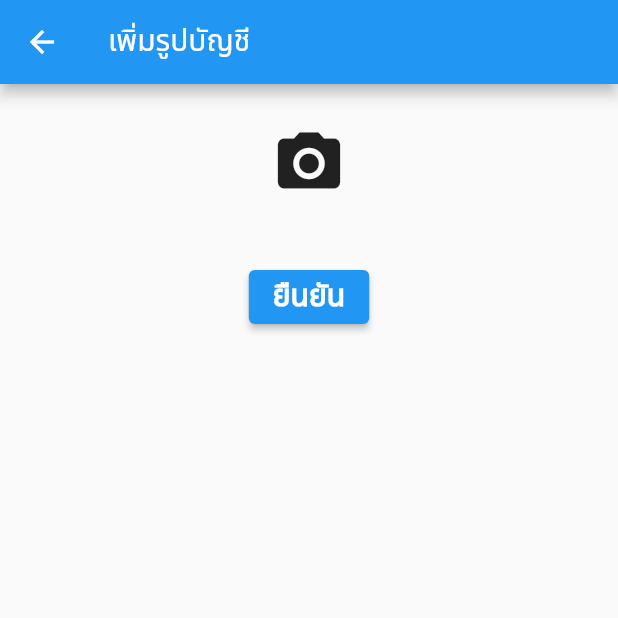
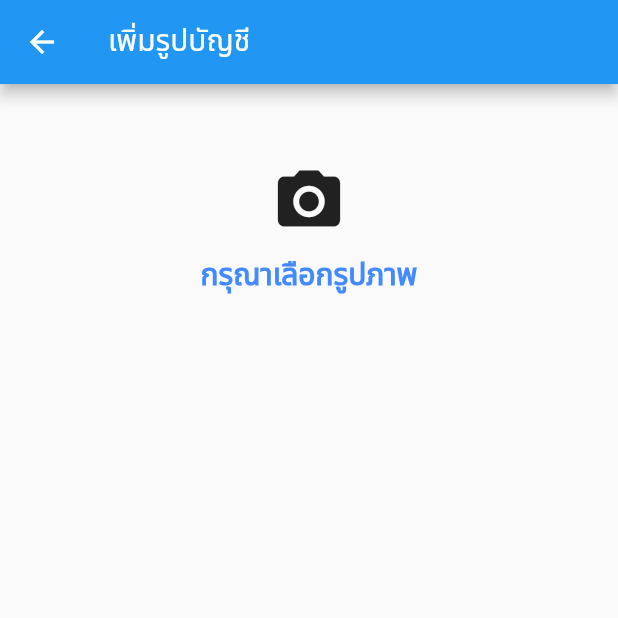
Before and after one commit to ponganan/GarlicPrice, a Flutter app: the screen it shows once a user with an empty profile is signed in, item 4 of the bottom bar chosen, after a tap on the "camera alt" icon, on a phone screen of 412 x 824 dp, the top half of it. Run offline on Flutter 3.47's test engine with Material 2 defaults, Android fonts, the phone set to English and light mode, and no system bars; our stand-ins replace cloud_firestore, email_validator, file_picker, firebase_auth, firebase_core, firebase_storage; accounts and stored records are empty.

Commit message:
add Profile Picture 14/9/22

```diff
--- a/lib/model/user_list.dart
+++ b/lib/model/user_list.dart
@@ -2,7 +2,7 @@ class UserList {
   String id;
   final String userPic;
   final String name;
-  final int tel;
+  final String tel;
   final String city;
 
   UserList({
--- a/lib/upload_profile_picture.dart
+++ b/lib/upload_profile_picture.dart
@@ -1,6 +1,8 @@
 import 'dart:io';
 
+import 'package:cloud_firestore/cloud_firestore.dart';
 import 'package:file_picker/file_picker.dart';
+import 'package:firebase_auth/firebase_auth.dart';
 import 'package:firebase_storage/firebase_storage.dart';
 import 'package:flutter/material.dart';
 
@@ -12,8 +14,10 @@ class UploadProfilePicture extends StatefulWidget {
 }
 
 class _UploadProfilePictureState extends State<UploadProfilePicture> {
+  final userFirebase = FirebaseAuth.instance.currentUser!;
   PlatformFile? pickedFile;
   UploadTask? uploadTask;
+  String? urlDownload;
 
   Future selectFile() async {
     final result = await FilePicker.platform.pickFiles();
@@ -29,12 +33,27 @@ class _UploadProfilePictureState extends State<UploadProfilePicture> {
     final file = File(pickedFile!.path!);
 
     final ref = FirebaseStorage.instance.ref().child(path);
-    uploadTask = ref.putFile(file);
+    setState(() {
+      uploadTask = ref.putFile(file);
+    });
 
     final snapshot = await uploadTask!.whenComplete(() {});
 
-    final urlDownload = await snapshot.ref.getDownloadURL();
-    print('Download Link : $urlDownload');
+    //***************** if want to get value from async  when complete ************ //
+    //******* we have to use then((value) => for get value when async complete ***** //
+    return snapshot.ref.getDownloadURL().then(
+          (value) => {
+            debugPrint(value),
+            urlDownload = value,
+            getProfileURL(value),
+          },
+        );
+    //***************** if want to get value from async  when complete ************ //
+    //******* we have to use then((value) => for get value when async complete ***** //
+
+    setState(() {
+      uploadTask == null;
+    });
   }
 
   @override
@@ -47,17 +66,22 @@ class _UploadProfilePictureState extends State<UploadProfilePicture> {
         padding: const EdgeInsets.symmetric(horizontal: 25.0),
         child: Column(
           children: [
-            if (pickedFile != null)
-              Padding(
-                  padding: const EdgeInsets.symmetric(vertical: 25.0),
-                  child: Container(
-                    child: Image.file(
-                      File(pickedFile!.path!),
-                      //width: double.infinity,
-                      // fit: BoxFit.cover,
-                    ),
-                  )),
-            SizedBox(
+            if (pickedFile != null) selectedPicture() else unSelectedPicture(),
+            const SizedBox(
+              height: 20,
+            ),
+            buildProgress(),
+          ],
+        ),
+      ),
+    );
+  }
+
+  Widget unSelectedPicture() => Padding(
+        padding: const EdgeInsets.symmetric(vertical: 25.0),
+        child: Column(
+          children: [
+            const SizedBox(
               height: 20,
             ),
             SizedBox(
@@ -66,14 +90,41 @@ class _UploadProfilePictureState extends State<UploadProfilePicture> {
                 onPressed: () {
                   selectFile();
                 },
-                icon: Icon(
+                icon: const Icon(
                   Icons.camera_alt,
                   size: 50,
                 ),
               ),
             ),
-            SizedBox(
-              height: 50,
+            const SizedBox(
+              height: 20,
+            ),
+            const Text(
+              'กรุณาเลือกรูปภาพ',
+              style: TextStyle(
+                fontWeight: FontWeight.bold,
+                fontSize: 20,
+                color: Colors.blueAccent,
+              ),
+            ),
+          ],
+        ),
+      );
+
+  Widget selectedPicture() => Padding(
+        padding: const EdgeInsets.symmetric(vertical: 25.0),
+        child: Column(
+          children: [
+            GestureDetector(
+              onTap: selectFile,
+              child: Image.file(
+                File(pickedFile!.path!),
+                //width: double.infinity,
+                // fit: BoxFit.cover,
+              ),
+            ),
+            const SizedBox(
+              height: 30,
             ),
             ElevatedButton(
               onPressed: () {
@@ -86,10 +137,98 @@ class _UploadProfilePictureState extends State<UploadProfilePicture> {
                   fontSize: 20,
                 ),
               ),
-            )
+            ),
           ],
         ),
-      ),
+      );
+
+  Widget buildProgress() => StreamBuilder<TaskSnapshot>(
+        stream: uploadTask?.snapshotEvents,
+        builder: (context, snapshot) {
+          if (snapshot.hasData) {
+            final data = snapshot.data!;
+            double progress = data.bytesTransferred / data.totalBytes;
+            return Column(children: [
+              SizedBox(
+                height: 50,
+                child: Stack(
+                  fit: StackFit.expand,
+                  children: [
+                    LinearProgressIndicator(
+                      value: progress,
+                      backgroundColor: Colors.grey,
+                      color: Colors.blueAccent,
+                    ),
+                    Column(
+                      mainAxisAlignment: MainAxisAlignment.center,
+                      children: [
+                        Text(
+                          'อัพโหลดสำเร็จ ${(100 * progress).roundToDouble()} %',
+                          style: const TextStyle(
+                            color: Colors.white,
+                            fontWeight: FontWeight.bold,
+                          ),
+                        ),
+                      ],
+                    ),
+                  ],
+                ),
+              ),
+              const SizedBox(
+                height: 20,
+              ),
+              ElevatedButton.icon(
+                onPressed: () {
+                  Navigator.pop(context);
+                },
+                icon: const Icon(Icons.arrow_back_ios_new),
+                label: const Text(
+                  'ย้อนกลับ',
+                  style: TextStyle(
+                    fontWeight: FontWeight.bold,
+                    fontSize: 20,
+                  ),
+                ),
+              ),
+            ]);
+          } else {
+            return const SizedBox(
+              height: 20,
+            );
+          }
+        },
+      );
+
+  void getProfileURL(String gotProfileURL) {
+    final addPic = AddProfilePicture(
+      userProfilePicture: gotProfileURL,
     );
+    addProfilePicture(addPic);
+  }
+
+  Future addProfilePicture(AddProfilePicture profilePicture) async {
+    final docProfilePic = FirebaseFirestore.instance
+        .collection('profilepic')
+        .doc(userFirebase.uid);
+    //add id from Firebase Auth id
+    profilePicture.id = docProfilePic.id;
+
+    final json = profilePicture.toJson();
+    await docProfilePic.set(json);
   }
 }
+
+class AddProfilePicture {
+  String id;
+  final String userProfilePicture;
+
+  AddProfilePicture({
+    this.id = '',
+    required this.userProfilePicture,
+  });
+
+  Map<String, dynamic> toJson() => {
+        'id': id,
+        'userpic': userProfilePicture,
+      };
+}
--- a/lib/user_detail_page.dart
+++ b/lib/user_detail_page.dart
@@ -82,7 +82,7 @@ class _UserDetailPageState extends State<UserDetailPage> {
                   style: TextStyle(fontSize: 20, fontWeight: FontWeight.bold),
                 ),
                 Text(
-                  user.tel.toString(),
+                  user.tel,
                   style: const TextStyle(
                       fontSize: 18, fontWeight: FontWeight.bold),
                 ),
--- a/lib/user_profile_page.dart
+++ b/lib/user_profile_page.dart
@@ -48,20 +48,6 @@ class _UserProfilePage extends State<UserProfilePage> {
         child: ListView(
           padding: const EdgeInsets.all(15),
           children: <Widget>[
-            const SizedBox(height: 15),
-            if (pickedFile != null)
-              Padding(
-                padding: const EdgeInsets.symmetric(horizontal: 25.0),
-                child: GestureDetector(
-                  onTap: () {
-                    selectFile();
-                  },
-                  child: Image.file(
-                    File(pickedFile!.path!),
-                    width: double.infinity,
-                  ),
-                ),
-              ),
             const SizedBox(height: 15),
             Padding(
               padding: const EdgeInsets.symmetric(horizontal: 25.0),
@@ -141,7 +127,8 @@ class _UserProfilePage extends State<UserProfilePage> {
                       //get value from name TextField
                       name: _controllerName.text,
                       //get int value to string
-                      tel: int.parse(_controllerTel.text),
+                      //tel: int.parse(_controllerTel.text),
+                      tel: _controllerTel.text,
                       //get date value to string
                       // birthday: DateTime.parse(controllerDate.text),
                       city: _controllerCity.text,
@@ -220,35 +207,13 @@ class _UserProfilePage extends State<UserProfilePage> {
     final json = userAddUser.toJson();
     await docUser.set(json);
   }
-
-  //select picture function
-  Future selectFile() async {
-    final result = await FilePicker.platform.pickFiles();
-    if (result == null) return;
-    setState(() {
-      pickedFile = result.files.first;
-    });
-  }
-
-  //upload picture to FireStore
-  Future uploadFile() async {
-    //add firebase Auth id to rename profile picture
-    final path = 'picture/${userFirebase.uid}';
-    final file = File(pickedFile!.path!);
-
-    final ref = FirebaseStorage.instance.ref().child(path);
-    ref.putFile(file);
-
-    downloadURL = await ref.getDownloadURL();
-    print(downloadURL);
-  }
 }
 
 class UserAddUser {
   String id;
   String userPic;
   final String name;
-  final int tel;
+  final String tel;
   final String city;
 
   UserAddUser({
```
